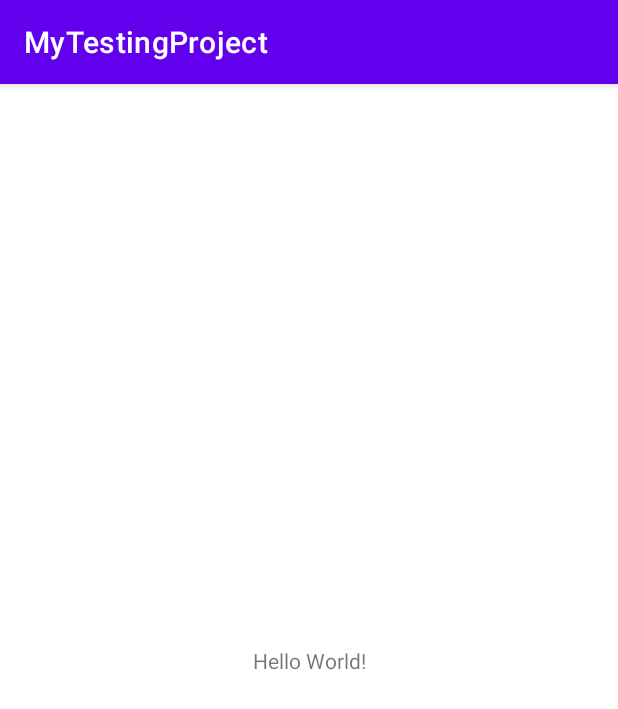
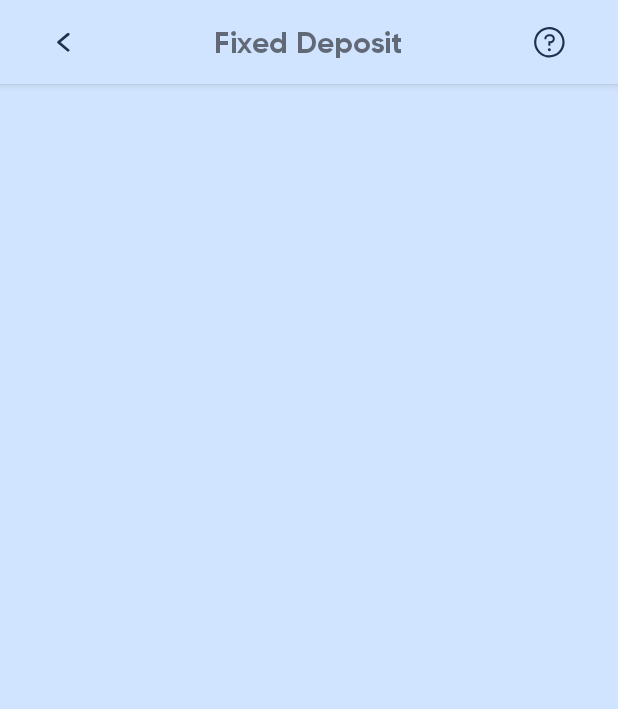
Before and after one commit to Anuj-Rai12/assigment_project, an Android app: the screen it shows after launch (MainActivity), on a phone screen of 412 x 824 dp. Shown: the top 709 px of the screen. Run offline under Robolectric (Android 15) with nearby library versions, the phone set to English and light mode, and no system bars.

Commit message:
Added the Action Bar Status:Success

```diff
--- a/app/src/main/AndroidManifest.xml
+++ b/app/src/main/AndroidManifest.xml
@@ -10,7 +10,7 @@
         android:label="@string/app_name"
         android:roundIcon="@mipmap/ic_launcher_round"
         android:supportsRtl="true"
-        android:theme="@style/Theme.MyTestingProject"
+        android:theme="@style/CustomTheme"
         tools:targetApi="31">
         <activity
             android:name=".MainActivity"
--- a/app/src/main/java/com/example/mytestingproject/MainActivity.kt
+++ b/app/src/main/java/com/example/mytestingproject/MainActivity.kt
@@ -1,11 +1,44 @@
 package com.example.mytestingproject
 
+import android.annotation.SuppressLint
+import android.os.Bundle
+import android.view.Gravity
+import androidx.appcompat.app.ActionBar
 import androidx.appcompat.app.AppCompatActivity
-import android.os.Bundle
+import com.example.mytestingproject.databinding.ActionBarLayoutBinding
+import com.example.mytestingproject.databinding.ActivityMainBinding
+import com.example.mytestingproject.utils.changeStatusBarColor
+import com.example.mytestingproject.utils.msg
+
 
 class MainActivity : AppCompatActivity() {
+
+    private lateinit var binding:ActivityMainBinding
+
     override fun onCreate(savedInstanceState: Bundle?) {
         super.onCreate(savedInstanceState)
-        setContentView(R.layout.activity_main)
+        changeStatusBarColor()
+        binding= ActivityMainBinding.inflate(layoutInflater)
+        setContentView(binding.root)
+        setActionBar()
+    }
+
+    @SuppressLint("RtlHardcoded")
+    private fun setActionBar() {
+        val binding=ActionBarLayoutBinding.inflate(layoutInflater)
+
+        supportActionBar!!.displayOptions = ActionBar.DISPLAY_SHOW_CUSTOM
+        supportActionBar!!.setDisplayShowCustomEnabled(true)
+        val lp: ActionBar.LayoutParams =
+            ActionBar.LayoutParams(
+                ActionBar.LayoutParams.MATCH_PARENT,
+                ActionBar.LayoutParams.WRAP_CONTENT
+            )
+        lp.gravity = Gravity.LEFT
+        supportActionBar!!.setCustomView(binding.root, lp)
+        binding.root.setContentInsetsAbsolute(0, 0)
+        binding.toolbarBackBtn.setOnClickListener {
+            msg("back arrow")
+        }
     }
 }
--- /dev/null
+++ b/app/src/main/java/com/example/mytestingproject/utils/Helper.kt
@@ -0,0 +1,22 @@
+package com.example.mytestingproject.utils
+
+import android.app.Activity
+import android.content.Context
+import android.os.Build
+import android.widget.Toast
+import com.example.mytestingproject.R
+
+fun Activity.changeStatusBarColor(color: Int = R.color.main_color) {
+    this.window?.statusBarColor = getColorInt(color)
+}
+
+fun Activity.getColorInt(color: Int): Int {
+    return if (Build.VERSION.SDK_INT >= Build.VERSION_CODES.M) {
+        resources.getColor(color, null)
+    } else {
+        resources.getColor(color)
+    }
+}
+fun Context.msg(string: String, time: Int = Toast.LENGTH_SHORT) {
+    Toast.makeText(this, string, time).show()
+}
--- /dev/null
+++ b/app/src/main/res/drawable/back_arr.xml
@@ -0,0 +1,9 @@
+<vector xmlns:android="http://schemas.android.com/apk/res/android"
+    android:width="9dp"
+    android:height="13dp"
+    android:viewportWidth="9"
+    android:viewportHeight="13">
+  <path
+      android:pathData="M7.157,12.448C7.329,12.597 7.548,12.678 7.807,12.678C8.323,12.678 8.738,12.325 8.738,11.878C8.738,11.654 8.629,11.451 8.449,11.295L2.969,6.656L8.449,2.032C8.629,1.876 8.738,1.666 8.738,1.449C8.738,1.001 8.323,0.648 7.807,0.648C7.548,0.648 7.329,0.73 7.157,0.879L1.067,6.033C0.848,6.209 0.746,6.426 0.738,6.663C0.738,6.901 0.848,7.104 1.067,7.287L7.157,12.448Z"
+      android:fillColor="#1F3151"/>
+</vector>
--- /dev/null
+++ b/app/src/main/res/drawable/ic_info.xml
@@ -0,0 +1,15 @@
+<vector xmlns:android="http://schemas.android.com/apk/res/android"
+    android:width="21dp"
+    android:height="21dp"
+    android:viewportWidth="21"
+    android:viewportHeight="21">
+  <path
+      android:pathData="M10.738,0.639C8.76,0.639 6.827,1.227 5.183,2.328C3.538,3.43 2.256,4.995 1.499,6.827C0.743,8.659 0.545,10.675 0.93,12.619C1.316,14.564 2.269,16.35 3.667,17.752C5.066,19.154 6.848,20.109 8.787,20.495C10.727,20.882 12.738,20.684 14.565,19.925C16.392,19.166 17.954,17.881 19.053,16.233C20.152,14.584 20.738,12.646 20.738,10.663C20.738,8.005 19.685,5.455 17.809,3.575C15.934,1.695 13.39,0.639 10.738,0.639ZM10.738,19.256C9.043,19.256 7.386,18.752 5.976,17.808C4.567,16.864 3.468,15.522 2.819,13.952C2.171,12.382 2.001,10.654 2.332,8.987C2.662,7.32 3.479,5.789 4.677,4.587C5.876,3.386 7.403,2.567 9.066,2.236C10.729,1.904 12.452,2.074 14.018,2.725C15.585,3.375 16.923,4.477 17.865,5.89C18.807,7.303 19.31,8.964 19.31,10.663C19.31,12.942 18.407,15.128 16.799,16.739C15.192,18.351 13.012,19.256 10.738,19.256Z"
+      android:fillColor="#1F3151"/>
+  <path
+      android:pathData="M10.736,16.523C11.274,16.523 11.71,16.086 11.71,15.547C11.71,15.007 11.274,14.57 10.736,14.57C10.198,14.57 9.762,15.007 9.762,15.547C9.762,16.086 10.198,16.523 10.736,16.523Z"
+      android:fillColor="#1F3151"/>
+  <path
+      android:pathData="M11.384,5.455H10.41C10.026,5.454 9.646,5.53 9.291,5.676C8.936,5.823 8.614,6.039 8.342,6.311C8.071,6.583 7.856,6.907 7.709,7.262C7.562,7.618 7.487,8 7.488,8.384V8.71H8.787V8.384C8.787,7.953 8.958,7.539 9.262,7.234C9.567,6.929 9.98,6.757 10.41,6.757H11.384C11.815,6.757 12.228,6.929 12.532,7.234C12.837,7.539 13.008,7.953 13.008,8.384C13.008,8.816 12.837,9.23 12.532,9.535C12.228,9.84 11.815,10.012 11.384,10.012H10.086V12.941H11.384V11.314C12.159,11.314 12.903,11.005 13.451,10.456C13.999,9.906 14.307,9.161 14.307,8.384C14.307,7.608 13.999,6.863 13.451,6.313C12.903,5.764 12.159,5.455 11.384,5.455Z"
+      android:fillColor="#1F3151"/>
+</vector>
--- /dev/null
+++ b/app/src/main/res/layout/action_bar_layout.xml
@@ -0,0 +1,72 @@
+<?xml version="1.0" encoding="utf-8"?>
+<androidx.appcompat.widget.Toolbar xmlns:android="http://schemas.android.com/apk/res/android"
+    xmlns:app="http://schemas.android.com/apk/res-auto"
+    android:layout_width="match_parent"
+    android:layout_height="wrap_content"
+    android:background="@color/main_color"
+    android:contentInsetStart="0dp"
+    android:contentInsetLeft="0dp"
+    app:contentInsetLeft="0dp"
+    app:contentInsetStart="0dp"
+    app:contentInsetStartWithNavigation="0dp">
+
+    <androidx.constraintlayout.widget.ConstraintLayout
+        android:layout_width="match_parent"
+        android:layout_height="wrap_content">
+
+        <ImageButton
+            android:id="@+id/toolbar_back_btn"
+            android:layout_width="wrap_content"
+            android:layout_height="wrap_content"
+            android:layout_gravity="start"
+            android:layout_marginTop="15dp"
+            android:layout_marginBottom="15dp"
+            android:background="@android:color/transparent"
+            android:contentDescription="@string/app_name"
+            android:gravity="center"
+            android:src="@drawable/back_arr"
+            app:layout_constraintHorizontal_bias=".2"
+            app:layout_constraintBottom_toBottomOf="parent"
+            app:layout_constraintLeft_toLeftOf="parent"
+            app:layout_constraintRight_toLeftOf="@id/fx_dep_txt"
+            app:layout_constraintTop_toTopOf="parent" />
+
+
+
+        <TextView
+            android:id="@+id/fx_dep_txt"
+            android:layout_width="wrap_content"
+            android:layout_height="wrap_content"
+            android:text="Fixed Deposit"
+            android:padding="10dp"
+            android:textSize="20sp"
+            android:fontFamily="@font/gilroy_bold"
+            app:layout_constraintTop_toTopOf="parent"
+            app:layout_constraintBottom_toBottomOf="parent"
+            app:layout_constraintRight_toRightOf="parent"
+            app:layout_constraintLeft_toLeftOf="parent"
+            />
+
+
+
+        <ImageButton
+            android:id="@+id/toolbar_info_btn"
+            android:layout_width="wrap_content"
+            android:layout_height="wrap_content"
+            android:layout_gravity="start"
+            android:layout_marginTop="15dp"
+            android:layout_marginBottom="15dp"
+            android:background="@android:color/transparent"
+            android:contentDescription="@string/app_name"
+            android:gravity="center"
+            android:src="@drawable/ic_info"
+            app:layout_constraintHorizontal_bias=".8"
+            app:layout_constraintBottom_toBottomOf="parent"
+            app:layout_constraintLeft_toRightOf="@id/fx_dep_txt"
+            app:layout_constraintRight_toRightOf="parent"
+            app:layout_constraintTop_toTopOf="parent" />
+
+
+
+    </androidx.constraintlayout.widget.ConstraintLayout>
+</androidx.appcompat.widget.Toolbar>
--- a/app/src/main/res/layout/activity_main.xml
+++ b/app/src/main/res/layout/activity_main.xml
@@ -6,13 +6,6 @@
     android:layout_height="match_parent"
     tools:context=".MainActivity">
 
-    <TextView
-        android:layout_width="wrap_content"
-        android:layout_height="wrap_content"
-        android:text="Hello World!"
-        app:layout_constraintBottom_toBottomOf="parent"
-        app:layout_constraintEnd_toEndOf="parent"
-        app:layout_constraintStart_toStartOf="parent"
-        app:layout_constraintTop_toTopOf="parent" />
+
 
 </androidx.constraintlayout.widget.ConstraintLayout>
--- a/app/src/main/res/values-night/themes.xml
+++ b/app/src/main/res/values-night/themes.xml
@@ -13,4 +13,12 @@
         <item name="android:statusBarColor">?attr/colorPrimaryVariant</item>
         <!-- Customize your theme here. -->
     </style>
+
+    <style name="CustomTheme" parent="Theme.AppCompat.Light">
+
+        <item name="android:background">@color/main_color</item>
+        <item name="android:contentInsetStart">0dp</item>
+        <item name="android:contentInsetEnd">0dp</item>
+    </style>
+
 </resources>
--- a/app/src/main/res/values/colors.xml
+++ b/app/src/main/res/values/colors.xml
@@ -7,4 +7,10 @@
     <color name="teal_700">#FF018786</color>
     <color name="black">#FF000000</color>
     <color name="white">#FFFFFFFF</color>
+
+
+    <color name="main_color">#D1E4FF</color>
+
+
+
 </resources>
--- a/app/src/main/res/values/themes.xml
+++ b/app/src/main/res/values/themes.xml
@@ -13,4 +13,11 @@
         <item name="android:statusBarColor">?attr/colorPrimaryVariant</item>
         <!-- Customize your theme here. -->
     </style>
+
+    <style name="CustomTheme" parent="Theme.AppCompat.Light">
+        <item name="android:background">@color/main_color</item>
+        <item name="android:contentInsetStart">0dp</item>
+        <item name="android:contentInsetEnd">0dp</item>
+    </style>
+
 </resources>
```
Also changed, not shown: app/src/main/res/font/gilroy_bold.ttf (added), app/src/main/res/font/gilroy_light.ttf (added), app/src/main/res/font/gilroy_medium.ttf (added).
